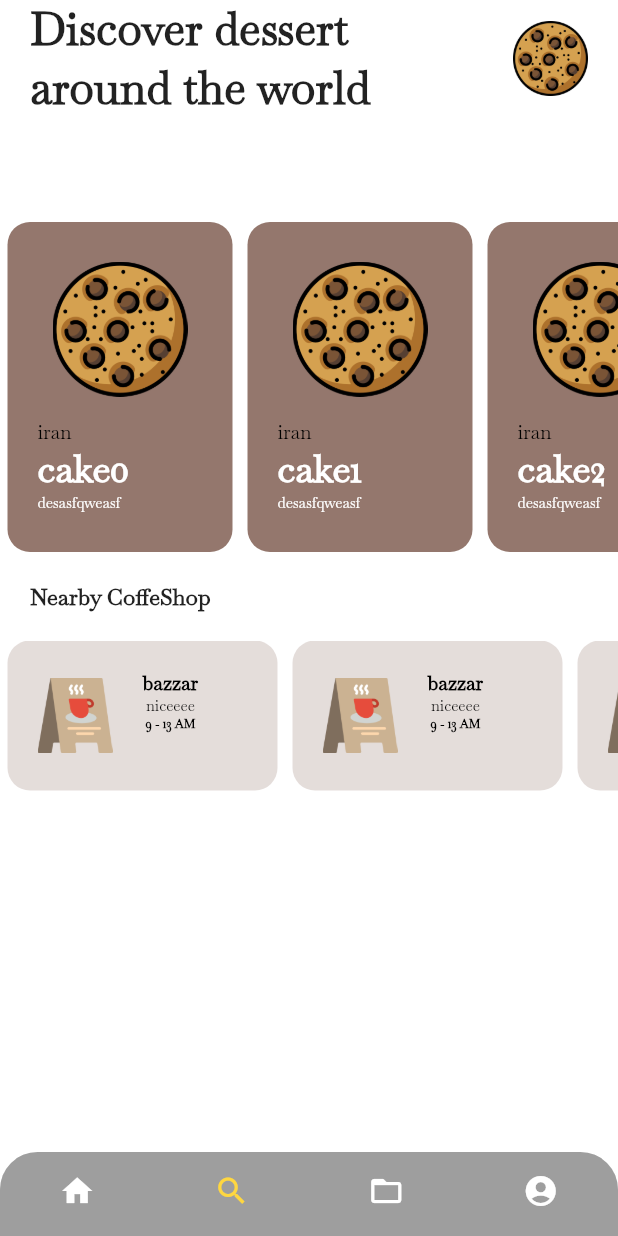
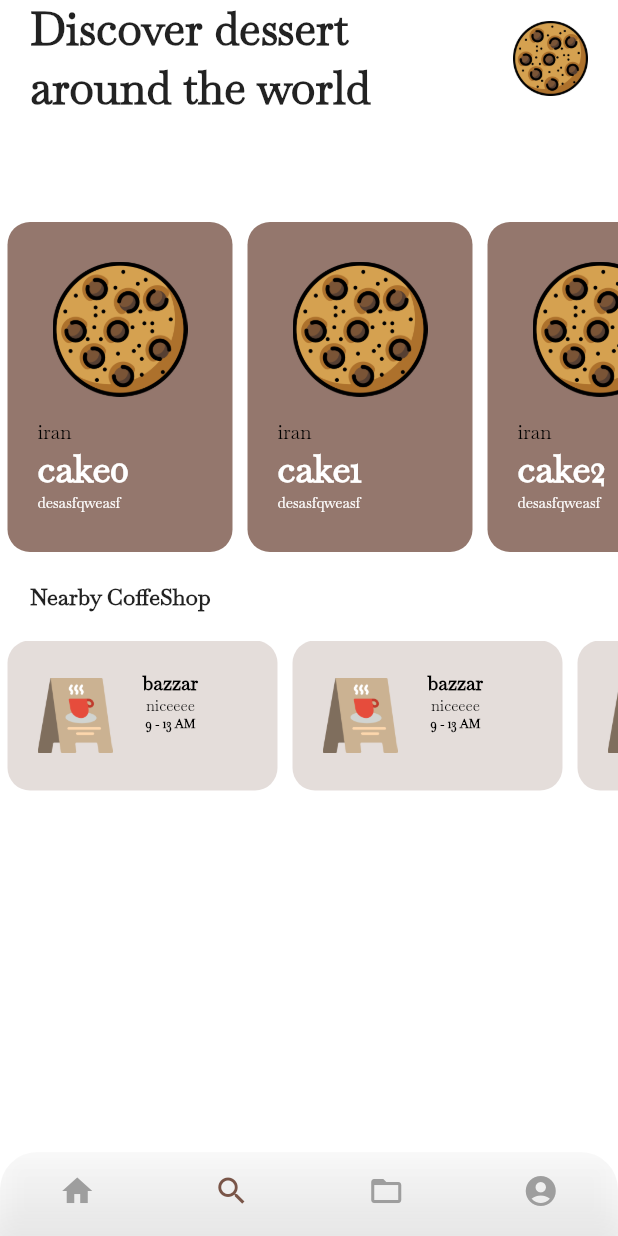
Before and after one commit to mahmoud-eslami/dessert_time, a Flutter app: the screen it shows after launch, on a phone screen of 412 x 824 dp. Run offline on Flutter 3.47's test engine with Material 2 defaults, Android fonts, the phone set to English and light mode, and no system bars; our stand-ins replace bloc, dio, equatable, flutter_bloc.

Commit message:
fix offset of tabbar indicator

```diff
--- a/lib/pages/discovery.dart
+++ b/lib/pages/discovery.dart
@@ -165,8 +165,8 @@ class _CirclePainter extends BoxPainter {
   @override
   void paint(Canvas canvas, Offset offset, ImageConfiguration configuration) {
     final Offset circleOffset = offset +
-        Offset(configuration.size.width ,
-            configuration.size.height - radius );
+        Offset(configuration.size.width - 10,
+            configuration.size.height - radius - 5);
     canvas.drawCircle(circleOffset, radius, _paint);
   }
 }
@@ -306,13 +306,11 @@ class CustomBottomNavigation extends StatelessWidget {
       currentIndex: 1,
       showSelectedLabels: false,
       showUnselectedLabels: false,
-      elevation: 1,
-      backgroundColor: Colors.grey,
-      unselectedItemColor: Colors.blueAccent,
-      selectedItemColor: Colors.blueAccent,
+      elevation: 30,
+      backgroundColor: Colors.transparent,
       onTap: (item) {},
-      selectedIconTheme: IconThemeData(color: Colors.amberAccent),
-      unselectedIconTheme: IconThemeData(color: Colors.white),
+      selectedIconTheme: IconThemeData(color: Colors.brown),
+      unselectedIconTheme: IconThemeData(color: Colors.grey),
       type: BottomNavigationBarType.fixed,
       items: <BottomNavigationBarItem>[
         BottomNavigationBarItem(
```
